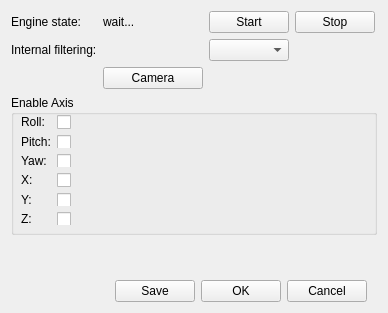
Before: the Qt Designer form ftnoir_tracker_sm/ftnoir_sm_controls.ui in opentrack/opentrack, drawn with Qt 5.
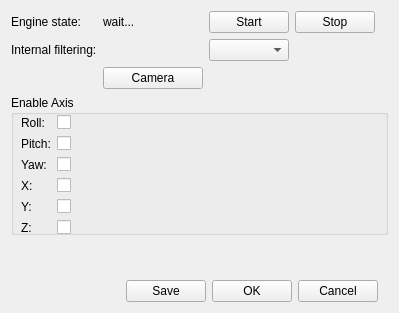
After: the same form once the commit is applied. Icons and pictures are not drawn.

Diff of the .ui file:
```diff
--- a/ftnoir_tracker_sm/ftnoir_sm_controls.ui
+++ b/ftnoir_tracker_sm/ftnoir_sm_controls.ui
@@ -6,7 +6,7 @@
    <rect>
     <x>0</x>
     <y>0</y>
-    <width>388</width>
+    <width>399</width>
     <height>313</height>
    </rect>
   </property>
@@ -109,7 +109,7 @@
         <x>10</x>
         <y>20</y>
         <width>55</width>
-        <height>110</height>
+        <height>122</height>
        </rect>
       </property>
       <layout class="QGridLayout" name="gridLayout_2">
```
Left out of the diff: 3 changed lines with no effect on the pictures.
